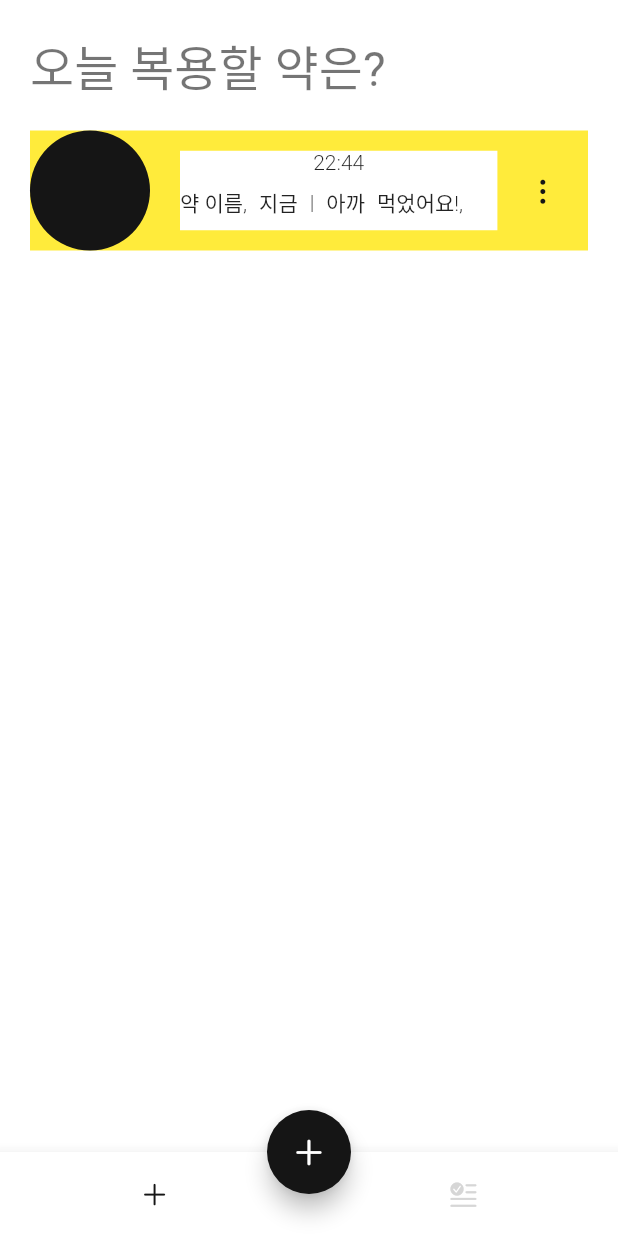
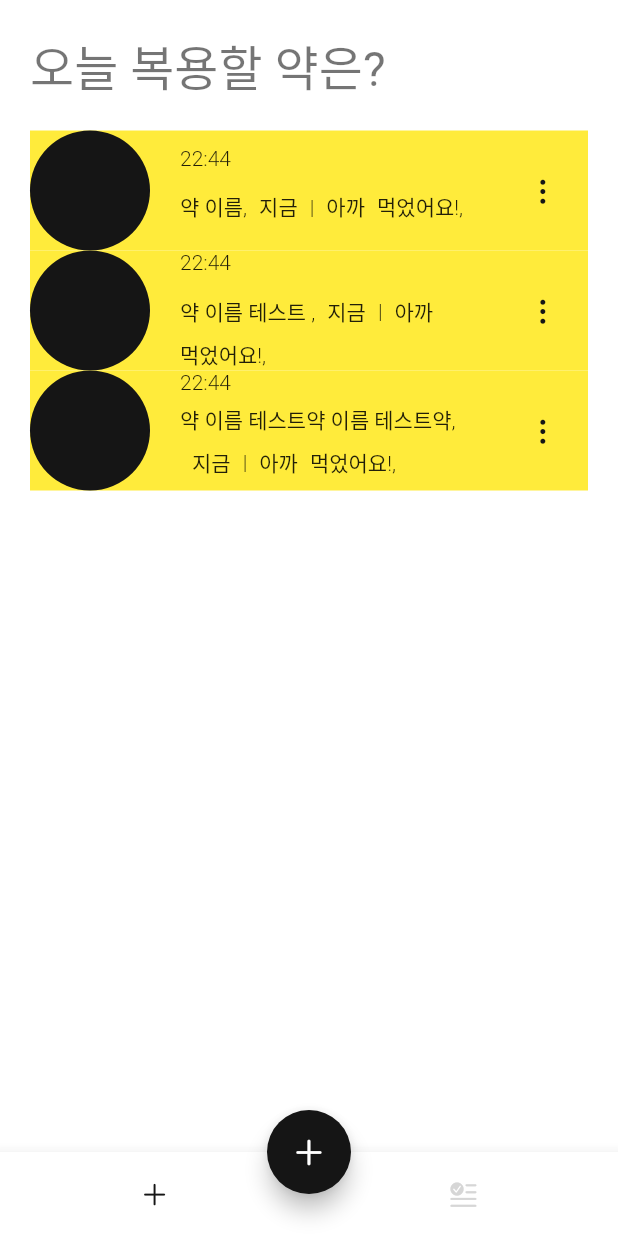
Before and after one commit to EunjoungAhn/flutter_first_app, a Flutter app: the screen it shows after launch, on a phone screen of 412 x 824 dp. Run offline on Flutter 3.47's test engine with Material 2 defaults, Android fonts, the phone set to English and light mode, and no system bars; our stand-ins replace flutter_local_notifications, flutter_native_timezone, hive, hive_flutter, image_picker, permission_handler and 1 more; accounts and stored records are empty; Roboto replaces fonts that are missing (GmarketSansTTF).

Commit message:
리스트 반복 전 빌더 추가 전 UI

```diff
--- a/lib/pages/today/today_page.dart
+++ b/lib/pages/today/today_page.dart
@@ -17,8 +17,10 @@ class TodayPage extends StatelessWidget {
         // 제목 아래 스크롤 가능한 영역 만들기 위해 공간 넣기
         const SizedBox(height: regularSpace),
         Expanded(child: ListView(
-          children: [
-            MedicineListTile()
+          children: const [
+            MedicineListTile(name: '약 이름',),
+            MedicineListTile(name: '약 이름 테스트 ',),
+            MedicineListTile(name: '약 이름 테스트약 이름 테스트약',),
           ],
         )),
     ],);
@@ -27,8 +29,10 @@ class TodayPage extends StatelessWidget {
 
 class MedicineListTile extends StatelessWidget {
   const MedicineListTile({
-    Key? key,
+    Key? key, required this.name,
   }) : super(key: key);
+
+  final String name;
 
   @override
   Widget build(BuildContext context) {
@@ -47,26 +51,32 @@ class MedicineListTile extends StatelessWidget {
           ),
         ),
         const SizedBox(width: smallSpace,),
+        const Divider( // 영역 구분감을 주기위해 추가
+          height: 1,
+          thickness: 2.0,
+        ),
         Expanded(
-          child: Container(
-            color: Colors.white,
-            // 2개의 열 디자인을 위해 column
           child: Column(
+            crossAxisAlignment: CrossAxisAlignment.start,
             children: [
               Text(
                 '22:44',
                 style: textStyle,
                 ),
-                  // 3가지의 텍스트 구분으로 나누기위해 row
-                  Row(children: [
-                    Text('약 이름,', style: textStyle),
+                const SizedBox(height: 6,),// 다음 줄 구분감을 주기 위해 높이 지정
+                Wrap(
+                // 3가지의 텍스트 구분으로 나누기위해 row -> 영역이 넘쳐서 에러를
+                // Wrap으로 감싸서 다음줄로 이동
+                crossAxisAlignment: WrapCrossAlignment.center,
+                  children: [
+                  Text('$name,', style: textStyle),
                   TileActionButton(onTap: () {}, title: '지금',),
                   Text('|', style: textStyle),
                   TileActionButton(onTap: () {}, title: '아까',),
                   Text('먹었어요!,', style: textStyle),
-                  ],)
                 ],
-            ),
+              )
+            ],
           ),
         ),
         CupertinoButton(
```
Lines whose indentation alone changed are shown as unchanged.
